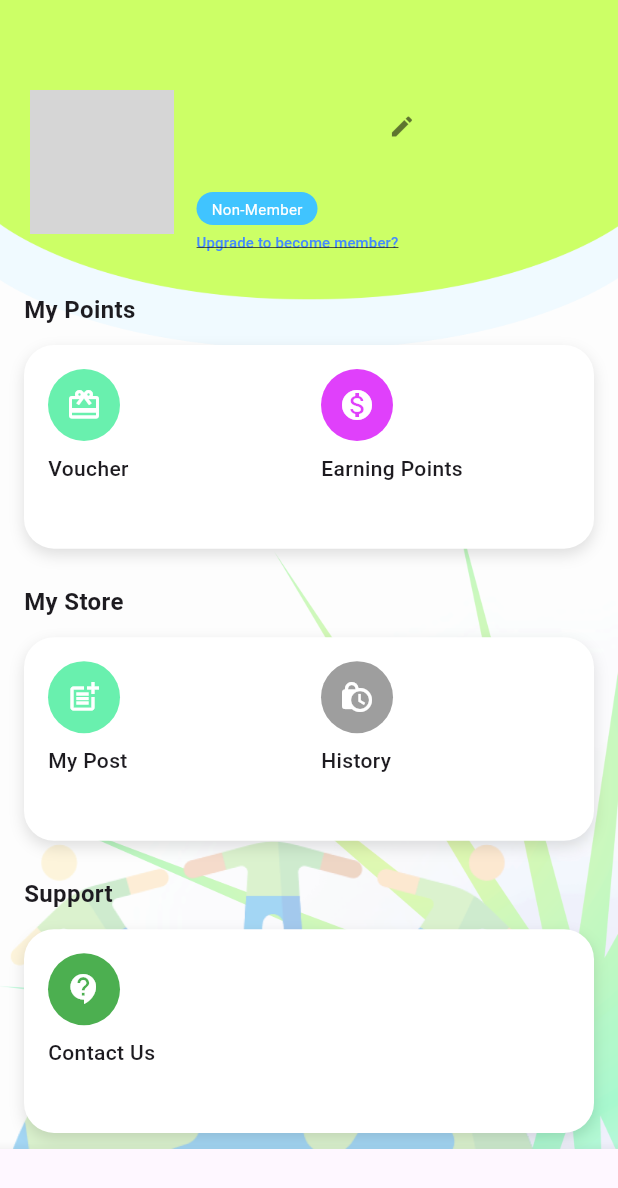
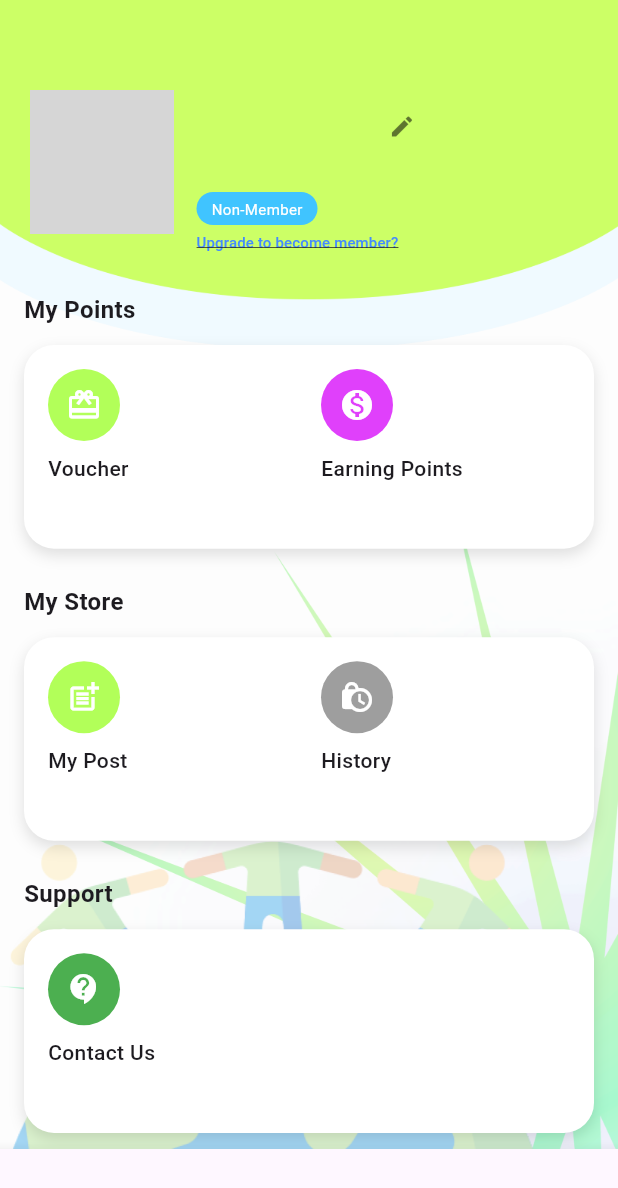
Before and after one commit to siewleeon/EarthShare, a Flutter app: the ProfilePage screen opened by its route, on a phone screen of 412 x 824 dp. Shown: the top 1188 px of the screen. Run offline on Flutter 3.47's test engine with Material 3 defaults, Android fonts, the phone set to English and light mode, and no system bars; our stand-ins replace cloud_firestore, firebase_auth, firebase_core, firebase_storage, image_picker; accounts and stored records are empty; network calls fail; grey boxes are pictures that could not be loaded.

Commit message:
updated version

```diff
--- a/lib/profile.dart
+++ b/lib/profile.dart
@@ -64,7 +64,6 @@ class _ProfilePageState extends State<ProfilePage> {
   }
 
   @override
-
   Widget build(BuildContext context) {
     return Scaffold(
       backgroundColor: Colors.white,
@@ -155,7 +154,7 @@ class _ProfilePageState extends State<ProfilePage> {
                       ),
                     ),
                     Padding(
-                      padding: const EdgeInsets.fromLTRB(0, 0, 100, 0), // 控制 edit button 靠右上角一点点
+                      padding: const EdgeInsets.fromLTRB(0, 0, 100, 0),
                       child: IconButton(
                         padding: EdgeInsets.zero,
                         constraints: BoxConstraints(),
@@ -256,13 +255,13 @@ class _ProfilePageState extends State<ProfilePage> {
   Widget buildFeatureButton({
     required String label,
     required IconData icon,
-    Color iconBgColor = Colors.greenAccent,
+    Color iconBgColor = Colors.lightGreenAccent,
     VoidCallback? onTap,
   }) {
     return GestureDetector(
       onTap: onTap,
       child: SizedBox(
-        width: 130, // 控制按钮宽度以适配 Wrap 和 Card 宽度
+        width: 130,
         child: Column(
           crossAxisAlignment: CrossAxisAlignment.start,
           children: [
```
Also changed, not shown: 1 other file.
